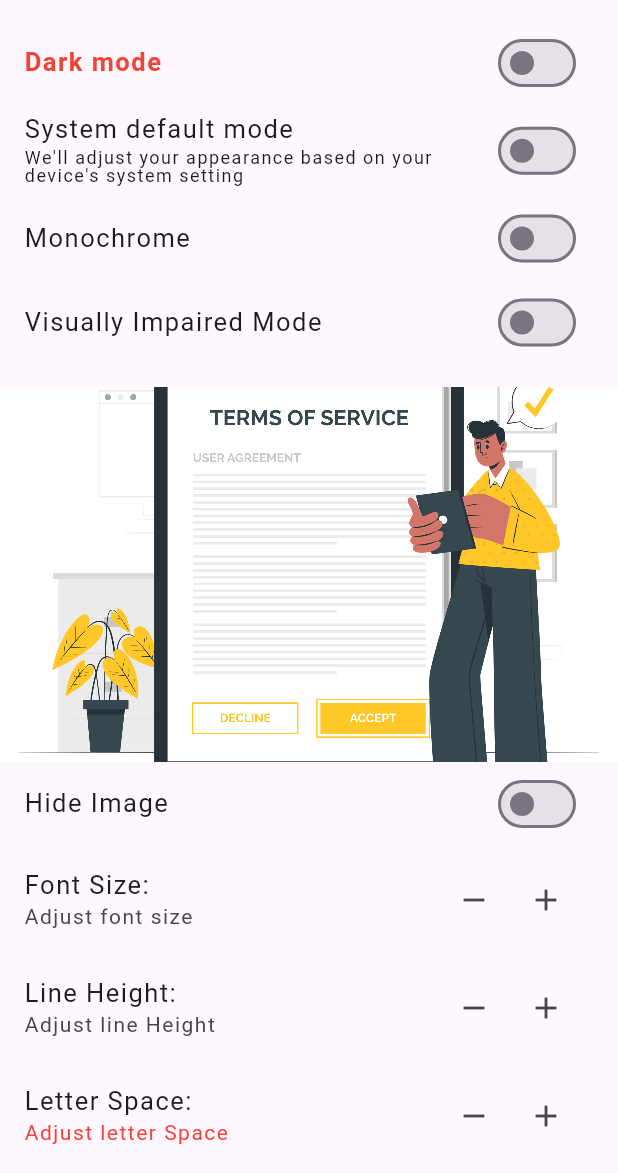
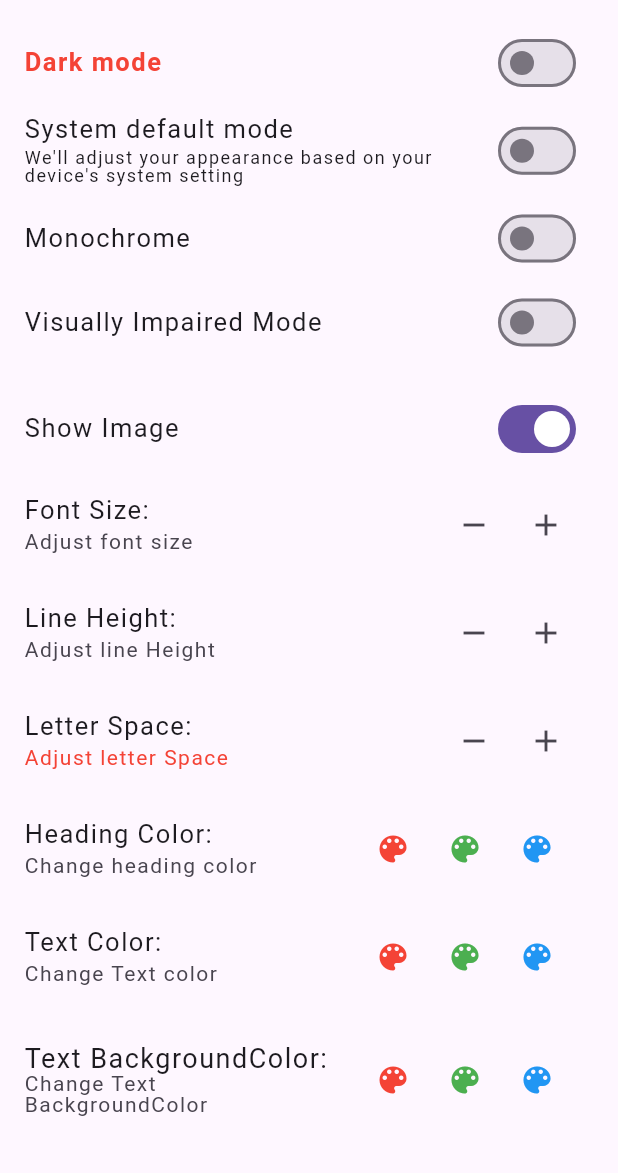
Before and after one commit to SSutharsangit/Accessibility, a Flutter app: the MyHomePage screen opened directly, on a phone screen of 412 x 824 dp, the part 63-1236 px from its top. Run offline on Flutter 3.47's test engine with Material 3 defaults, Android fonts, the phone set to English and light mode, and no system bars; our stand-ins replace flutter_colorpicker, shared_preferences; accounts and stored records are empty.

Commit message:
bug fixed

```diff
--- a/lib/accessibility_features.dart
+++ b/lib/accessibility_features.dart
@@ -12,21 +12,45 @@ class AccessibilityFeatures extends ChangeNotifier {
   bool _colorBlindMode = false;
   bool _impairedMode = false;
   double _textScaleFactor = 1.0;
-  Color? _headingColor; // Default heading color
-  Color? _textColor; // Default text color
+  String? _headingColor; // Default heading color as string
+  String? _textColor; // Default text color
   Color _textBgColor = Colors.transparent; // Default text background color
   Color _scaldBgColor = Colors.white; // Default scaffold background color
   double _lineHeight = 1.0; // Default line height
   double _letterSpacing = 1.0;
-  Color _imageColor = Colors.white;
+  Color? _imageColor = Colors.white;
   bool _imageVisibility = true;
   TextAlign _textAlignment = TextAlign.left;
   MonochromeMode _monochrome = MonochromeMode.off;
   bool _systemMode = false;
   bool _isDark = false;
-  bool get isDark => _isDark;
+  String? _originalTextColor;
+  String? _originalHeadingColor;
+  String? _originalImageColor;
 
   SharedPreferences? storage;
+
+  // Getter methods for accessing properties
+  AppTheme get currentTheme => _currentTheme;
+  double get currentFontSize => _currentFontSize;
+  bool get colorBlindMode => _colorBlindMode;
+  bool get impairedMode => _impairedMode;
+  MonochromeMode get monochrome => _monochrome;
+  double get textScaleFactor => _textScaleFactor;
+  String? get headingColor => _headingColor;
+  String? get textColor => _textColor;
+  Color get textBgColor => _textBgColor;
+  Color get scaldBgColor => _scaldBgColor;
+  double get lineHeight => _lineHeight;
+  double get letterSpacing => _letterSpacing;
+  Color? get imageColor => _imageColor;
+  bool get imageVisibility => _imageVisibility;
+  TextAlign get textAlignment => _textAlignment;
+  bool get systemMode => _systemMode;
+  bool get isDark => _isDark;
+  String? get originalTextColor => _originalTextColor;
+  String? get originalHeadingColor => _originalHeadingColor;
+  String? get orginalImageColor => _originalImageColor;
 
   // Constructor to initialize the theme
   AccessibilityFeatures() {
@@ -34,6 +58,7 @@ class AccessibilityFeatures extends ChangeNotifier {
     _currentFontSize = 16.0;
     _colorBlindMode = false;
     _textScaleFactor = 1.0;
+    _originalImageColor = Colors.white.value.toString();
   }
 
   final darkTheme = ThemeData(
@@ -57,8 +82,6 @@ class AccessibilityFeatures extends ChangeNotifier {
   changeTheme() {
     _isDark = !isDark;
     storage?.setBool("isDark", _isDark);
-    _textColor = _isDark ? Colors.white : Colors.black;
-    _headingColor = isDark ? Colors.white : Colors.black;
     _imageColor = Colors.white;
     notifyListeners();
   }
@@ -69,27 +92,23 @@ class AccessibilityFeatures extends ChangeNotifier {
     storage = await SharedPreferences.getInstance();
     _isDark = storage?.getBool("isDark") ?? false;
     _systemMode = storage?.getBool("isSystem") ?? false;
-
+    _imageVisibility = storage?.getBool("imageVisibility") ?? false;
     notifyListeners();
   }
 
-  // Getter methods for accessing properties
-  AppTheme get currentTheme => _currentTheme;
-  double get currentFontSize => _currentFontSize;
-  bool get colorBlindMode => _colorBlindMode;
-  bool get impairedMode => _impairedMode;
-  MonochromeMode get monochrome => _monochrome;
-  double get textScaleFactor => _textScaleFactor;
-  Color? get headingColor => _headingColor;
-  Color? get textColor => _textColor;
-  Color get textBgColor => _textBgColor;
-  Color get scaldBgColor => _scaldBgColor;
-  double get lineHeight => _lineHeight;
-  double get letterSpacing => _letterSpacing;
-  Color get imageColor => _imageColor;
-  bool get imageVisibility => _imageVisibility;
-  TextAlign get textAlignment => _textAlignment;
-  bool get systemMode => _systemMode;
+  Color? stringToColor(String? colorString) {
+    if (colorString == null || colorString.isEmpty) {
+      return null;
+    }
+    return Color(int.parse(colorString));
+  }
+
+  String? colorToString(Color? color) {
+    if (color == null) {
+      return null;
+    }
+    return color.value.toString();
+  }
   // ThemeMode get theme => _theme;
 
   // Method to set the theme
@@ -168,27 +187,22 @@ class AccessibilityFeatures extends ChangeNotifier {
         : MonochromeMode.off;
 
     if (_monochrome == MonochromeMode.on) {
+      // Store original colors before switching to monochrome mode
+      _originalTextColor = _textColor;
+      _originalHeadingColor = _headingColor;
+      _originalImageColor = colorToString(_imageColor);
+
       // Set colors to grey when monochrome mode is on
-      _textColor = Colors.grey;
-      _headingColor = Colors.grey;
+      _textColor = Colors.grey.value.toString();
+      _headingColor = Colors.grey.value.toString();
       _imageColor = Colors.grey;
-    } else if (systemMode == true) {
-      final Brightness brightness =
-          PlatformDispatcher.instance.platformBrightness;
-      // brightness == Brightness.dark;
-      if (brightness == Brightness.dark) {
-        _textColor = Colors.white;
-        _headingColor = Colors.white;
-      } else {
-        _textColor = Colors.black;
-        _headingColor = Colors.black;
-      }
     } else {
-      // Set colors based on theme when monochrome mode is off
-      _textColor = _isDark ? Colors.white : Colors.black;
-      _headingColor = _isDark ? Colors.white : Colors.black;
-      _imageColor = Colors.white; // Always white in non-monochrome mode
+      // Restore original colors when turning off monochrome mode
+      _textColor = _originalTextColor;
+      _headingColor = _originalHeadingColor;
+      _imageColor = stringToColor(_originalImageColor);
     }
+
     storage?.setBool("isDark", _isDark);
     notifyListeners();
   }
@@ -199,18 +213,6 @@ class AccessibilityFeatures extends ChangeNotifier {
       // If system mode is on, adjust theme mode based on system brightness
       final Brightness brightness =
           PlatformDispatcher.instance.platformBrightness;
-      // brightness == Brightness.dark;
-      if (brightness == Brightness.dark) {
-        _textColor = Colors.white;
-        _headingColor = Colors.white;
-      } else {
-        _textColor = Colors.black;
-        _headingColor = Colors.black;
-      }
-    } else {
-      // If system mode is off, set text and heading colors based on current theme
-      _textColor = _isDark ? Colors.white : Colors.black;
-      _headingColor = _isDark ? Colors.white : Colors.black;
     }
     storage?.setBool("isSystem", _systemMode);
     notifyListeners();
@@ -219,6 +221,7 @@ class AccessibilityFeatures extends ChangeNotifier {
   // Method to adjust text size
   void adjustTextSize(double newTextScaleFactor) {
     _textScaleFactor = newTextScaleFactor;
+
     notifyListeners(); // Notify listeners to update UI
   }
 
@@ -227,18 +230,20 @@ class AccessibilityFeatures extends ChangeNotifier {
     // Calculate text scale factor based on current font size
     _textScaleFactor =
         _currentFontSize / 16.0; // Assuming 16.0 is the base font size
+    storage?.setDouble("_textScaleFactor", _textScaleFactor);
     notifyListeners(); // Notify listeners to update UI
   }
 
   void hideImage() {
     // Calculate text scale factor based on current font size
     _imageVisibility = !_imageVisibility; // Assuming 16.0 is the base font size
+    storage?.setBool("imageVisibility", _imageVisibility);
     notifyListeners(); // Notify listeners to update UI
   }
 
   // Method to set heading color
-  setHeadingColor(Color color) {
-    _headingColor = color;
+  void setHeadingColor(Color color) {
+    _headingColor = color.value.toString(); // Convert Color to string
     notifyListeners();
   }
 
@@ -250,7 +255,7 @@ class AccessibilityFeatures extends ChangeNotifier {
 
   // Method to set text color
   void setTextColor(Color color) {
-    _textColor = color;
+    _textColor = color.value.toString(); // Convert Color to string
     notifyListeners();
   }
 
@@ -310,13 +315,10 @@ class AccessibilityFeatures extends ChangeNotifier {
     _letterSpacing = 1.0;
     _imageVisibility = true;
     _textAlignment = TextAlign.left;
-    if (!isDark) {
-      _headingColor = Colors.black;
-      _textColor = Colors.black;
-    } else {
-      _headingColor = Colors.white;
-      _textColor = Colors.white;
-    }
+    _isDark = false;
+    _systemMode = false;
+    _headingColor = null;
+    _textColor = null;
     notifyListeners();
   }
 }
--- a/lib/accessible_heading_text.dart
+++ b/lib/accessible_heading_text.dart
@@ -25,7 +25,9 @@ class _AccessibleHeadingTextState extends State<AccessibleHeadingText> {
     final accessibilitySettings = context.watch<AccessibilityFeatures>();
 
     final Color? textColor = widget.style?.color;
-    final Color? fallbackColor = accessibilitySettings.headingColor;
+    final Color? fallbackColor =
+        accessibilitySettings.stringToColor(accessibilitySettings.headingColor);
+
     final bool isBlackOrWhite =
         textColor == Colors.black || textColor == Colors.white;
 
--- a/lib/accessible_text.dart
+++ b/lib/accessible_text.dart
@@ -19,7 +19,9 @@ class AccessibleText extends StatelessWidget {
     final accessibilitySettings = context.watch<AccessibilityFeatures>();
 
     final Color? textColor = style?.color;
-    final Color? fallbackColor = accessibilitySettings.textColor;
+    final Color? fallbackColor =
+        accessibilitySettings.stringToColor(accessibilitySettings.textColor);
+
     final bool isBlackOrWhite =
         textColor == Colors.black || textColor == Colors.white;
 
```
